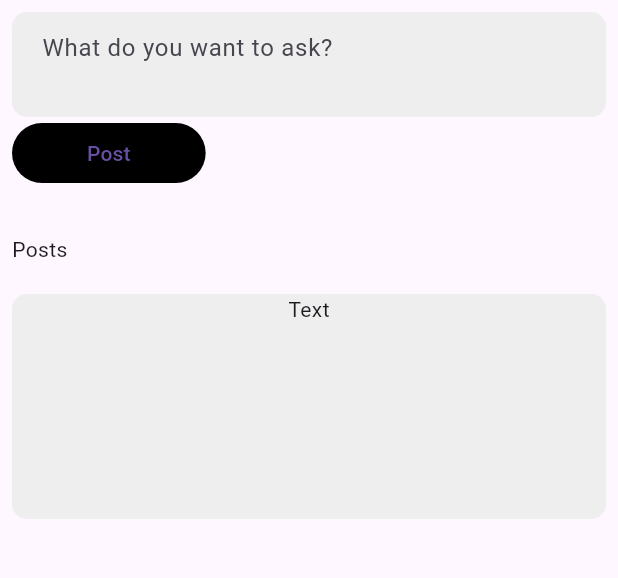
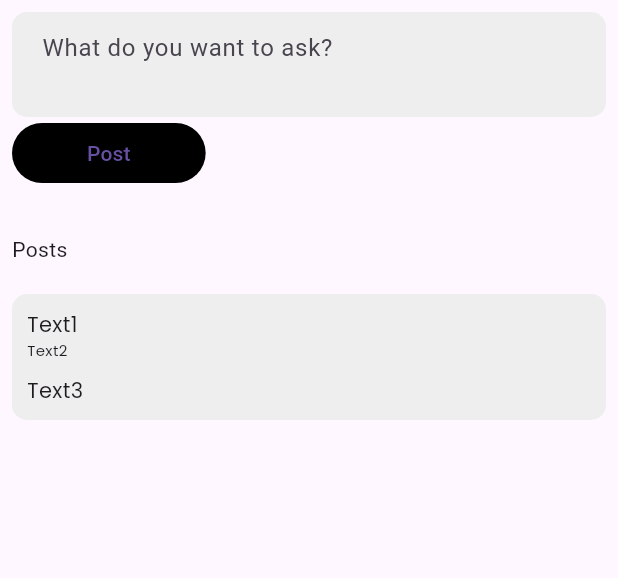
Before and after one commit to Luissf1/ForumAPP, a Flutter app: the screen it shows after launch, on a phone screen of 412 x 824 dp, the part 84-662 px from its top. Run offline on Flutter 3.47's test engine with Material 3 defaults, Android fonts, the phone set to English and light mode, and no system bars; our stand-ins replace get, google_fonts.

Commit message:
home page
Update forum home page

```diff
--- a/forumapp/lib/views/home.dart
+++ b/forumapp/lib/views/home.dart
@@ -1,5 +1,6 @@
 import 'package:flutter/material.dart';
 import 'package:forumapp/views/widgets/post_field.dart';
+import 'package:google_fonts/google_fonts.dart';
 
 class HomePage extends StatefulWidget {
   const HomePage({super.key});
@@ -47,14 +48,26 @@ class _HomePageState extends State<HomePage> {
                 height: 20,
               ),
               Container(
-                height: 150,
+                padding: EdgeInsets.all(10),
                 width: double.infinity,
                 decoration: BoxDecoration(
                     color: Colors.grey[200],
                     borderRadius: BorderRadius.circular(10)),
-                child: const Column(
+                child: Column(
+                  crossAxisAlignment: CrossAxisAlignment.start,
                   children: [
-                    Text('Text'),
+                    Text('Text1', style: GoogleFonts.poppins()),
+                    Text('Text2',
+                        style: GoogleFonts.poppins(
+                          fontSize: 10,
+                        )),
+                    const SizedBox(
+                      height: 10,
+                    ),
+                    Text('Text3', style: GoogleFonts.poppins()),
+                    Row(
+                      children: [],
+                    )
                   ],
                 ),
               ),
```
